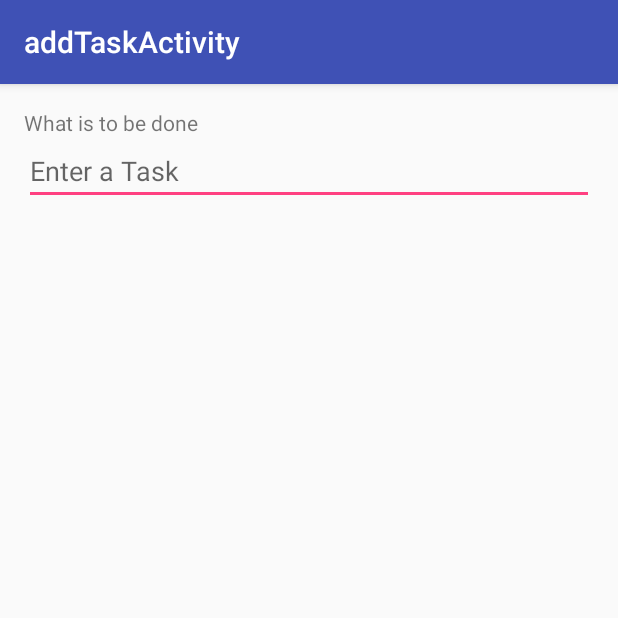
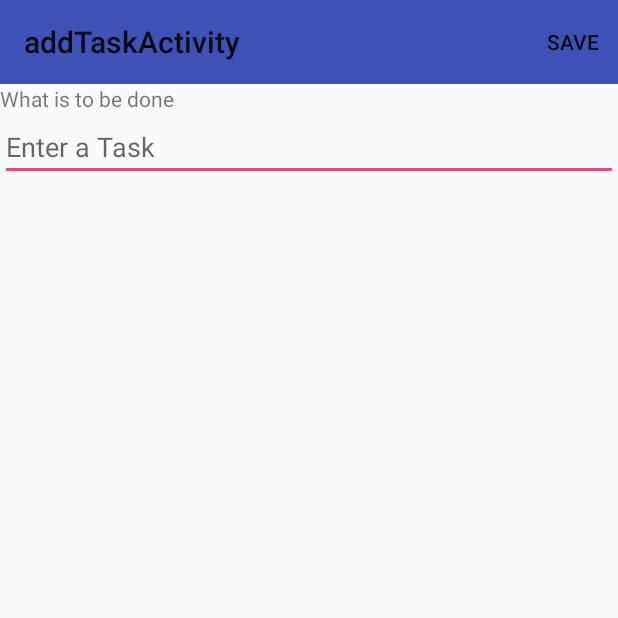
Before and after one commit to charlottestoffel1213/todolist, an Android app: the screen it shows after launch (addTaskActivity before the commit, AddTaskActivity after it), after a tap on an icon or button, on a phone screen of 412 x 824 dp, the top half of it. Run offline under Robolectric (Android 15) with nearby library versions, the phone set to English and light mode, and no system bars; our stand-ins replace Firebase (no records; nobody signed in at launch, a user with empty details on screens opened directly).

Commit message:
fix toolbar write in firebase database end activity

```diff
--- a/app/src/main/AndroidManifest.xml
+++ b/app/src/main/AndroidManifest.xml
@@ -19,7 +19,7 @@
             </intent-filter>
         </activity>
         <activity
-            android:name=".addTaskActivity"
+            android:name=".AddTaskActivity"
             android:label="@string/add_task_name_activity"
             android:theme="@style/AppTheme">
         </activity>
--- a/app/src/main/java/com/thauvi_a/todolist/addTaskActivity.java
+++ b/app/src/main/java/com/thauvi_a/todolist/AddTaskActivity.java
@@ -3,6 +3,7 @@ package com.thauvi_a.todolist;
 import android.os.Bundle;
 import android.support.v7.app.AppCompatActivity;
 import android.support.v7.widget.Toolbar;
+import android.view.Menu;
 import android.view.MenuItem;
 import android.widget.EditText;
 
@@ -17,7 +18,7 @@ import com.google.firebase.database.FirebaseDatabase;
  * ******************************
  */
 
-public class addTaskActivity extends AppCompatActivity {
+public class AddTaskActivity extends AppCompatActivity {
     private FirebaseDatabase db;
     DatabaseReference myRef;
     EditText editText;
@@ -26,8 +27,15 @@ public class addTaskActivity extends AppCompatActivity {
     protected void onCreate(Bundle savedInstanceState) {
         super.onCreate(savedInstanceState);
         setContentView(R.layout.add_task);
-        Toolbar toolbar = (Toolbar) findViewById(R.id.toolbar);
+        Toolbar toolbar = findViewById(R.id.toolbar);
         setSupportActionBar(toolbar);
+    }
+
+    @Override
+    public boolean onCreateOptionsMenu(Menu menu) {
+        // Inflate the menu; this adds items to the action bar if it is present.
+        getMenuInflater().inflate(R.menu.menu_task, menu);
+        return true;
     }
 
     @Override
@@ -43,6 +51,7 @@ public class addTaskActivity extends AppCompatActivity {
             myRef = db.getInstance().getReference().child("Task");
             DatabaseReference newTask = myRef.push();
             newTask.child("name").setValue(desc);
+            AddTaskActivity.this.finish();
             return true;
         }
 
--- a/app/src/main/java/com/thauvi_a/todolist/MainActivity.java
+++ b/app/src/main/java/com/thauvi_a/todolist/MainActivity.java
@@ -16,14 +16,14 @@ public class MainActivity extends AppCompatActivity {
     protected void onCreate(Bundle savedInstanceState) {
         super.onCreate(savedInstanceState);
         setContentView(R.layout.activity_main);
-        Toolbar toolbar = (Toolbar) findViewById(R.id.toolbar);
+        Toolbar toolbar = findViewById(R.id.toolbar);
         setSupportActionBar(toolbar);
 
         FloatingActionButton fab = (FloatingActionButton) findViewById(R.id.fab);
         fab.setOnClickListener(new View.OnClickListener() {
             @Override
             public void onClick(View view) {
-                Intent intent = new Intent(MainActivity.this, addTaskActivity.class);
+                Intent intent = new Intent(MainActivity.this, AddTaskActivity.class);
                 startActivity(intent);
 
             }
--- a/app/src/main/res/layout/activity_main.xml
+++ b/app/src/main/res/layout/activity_main.xml
@@ -6,19 +6,8 @@
     android:layout_height="match_parent"
     tools:context="com.thauvi_a.todolist.MainActivity">
 
-    <android.support.design.widget.AppBarLayout
-        android:layout_width="match_parent"
-        android:layout_height="wrap_content"
-        android:theme="@style/AppTheme.AppBarOverlay">
 
-        <android.support.v7.widget.Toolbar
-            android:id="@+id/toolbar"
-            android:layout_width="match_parent"
-            android:layout_height="?attr/actionBarSize"
-            android:background="?attr/colorPrimary"
-            app:popupTheme="@style/AppTheme.PopupOverlay" />
-
-    </android.support.design.widget.AppBarLayout>
+    <include layout="@layout/toolbar"/>
 
     <android.support.design.widget.FloatingActionButton
         android:id="@+id/fab"
--- a/app/src/main/res/layout/add_task.xml
+++ b/app/src/main/res/layout/add_task.xml
@@ -4,12 +4,9 @@
     android:layout_height="match_parent"
     xmlns:tools="http://schemas.android.com/tools"
     android:orientation="vertical"
-    android:paddingBottom="16dp"
-    android:paddingStart="16dp"
-    android:paddingEnd="16dp"
-    android:paddingTop="16dp"
+    tools:context=".AddTaskActivity">
 
-    tools:context=".addTaskActivity">
+    <include layout="@layout/toolbar"/>
 
     <TextView
         android:layout_width="match_parent"
--- /dev/null
+++ b/app/src/main/res/layout/toolbar.xml
@@ -0,0 +1,8 @@
+<?xml version="1.0" encoding="utf-8"?>
+<android.support.v7.widget.Toolbar
+    xmlns:android="http://schemas.android.com/apk/res/android"
+    android:id="@+id/toolbar"
+    android:layout_width="match_parent"
+    android:layout_height="wrap_content"
+    android:background="?attr/colorPrimary" >
+</android.support.v7.widget.Toolbar>
--- a/app/src/main/res/menu/menu_task.xml
+++ b/app/src/main/res/menu/menu_task.xml
@@ -1,7 +1,7 @@
 <menu xmlns:android="http://schemas.android.com/apk/res/android"
     xmlns:app="http://schemas.android.com/apk/res-auto"
     xmlns:tools="http://schemas.android.com/tools"
-    tools:context="com.thauvi_a.todolist.addTaskActivity">
+    tools:context="com.thauvi_a.todolist.AddTaskActivity">
     <item
         android:id="@+id/action_save"
         android:orderInCategory="100"
--- a/app/src/main/res/values/styles.xml
+++ b/app/src/main/res/values/styles.xml
@@ -1,7 +1,7 @@
 <resources>
 
     <!-- Base application theme. -->
-    <style name="AppTheme" parent="Theme.AppCompat.Light.DarkActionBar">
+    <style name="AppTheme" parent="Theme.AppCompat.Light.NoActionBar">
         <!-- Customize your theme here. -->
         <item name="colorPrimary">@color/colorPrimary</item>
         <item name="colorPrimaryDark">@color/colorPrimaryDark</item>
```
